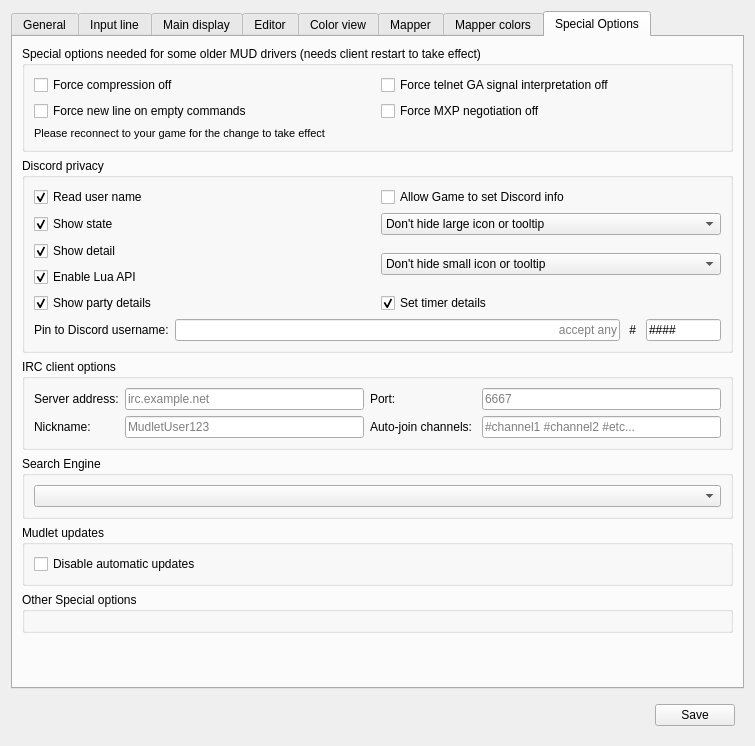
Old version of the form src/ui/profile_preferences.ui in the repository vadi2/Mudlet.
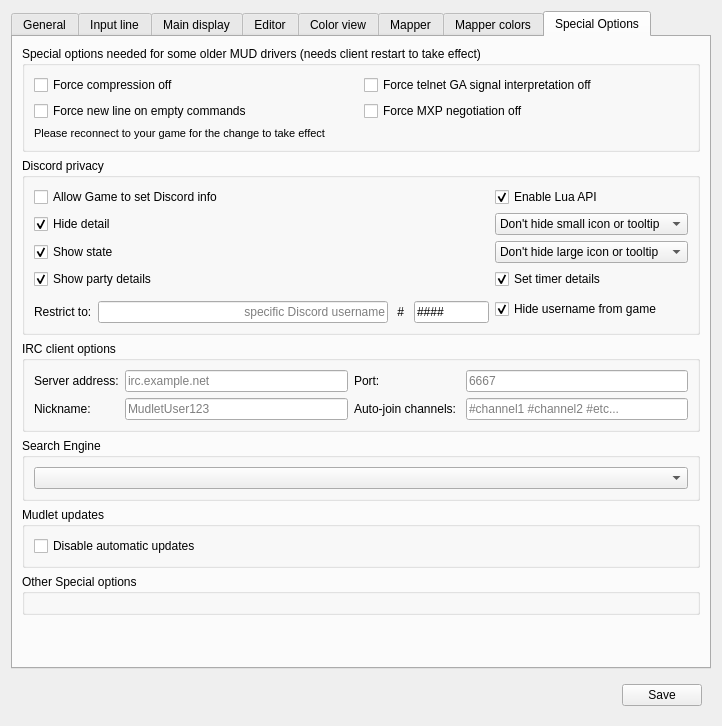
New version of the form. Icons and pictures are not drawn. Custom widgets are drawn as their Qt base class.

Commit message: Change 'show' text to more privacy-conscious 'hide'

What changed in the file:
```diff
--- a/src/ui/profile_preferences.ui
+++ b/src/ui/profile_preferences.ui
@@ -6,8 +6,8 @@
    <rect>
     <x>0</x>
     <y>0</y>
-    <width>755</width>
-    <height>746</height>
+    <width>718</width>
+    <height>726</height>
    </rect>
   </property>
   <property name="sizePolicy">
@@ -2255,7 +2255,53 @@
           <string>Discord privacy</string>
          </property>
          <layout class="QGridLayout" name="gridLayout_2">
-          <item row="6" column="0" colspan="2">
+          <item row="3" column="0">
+           <widget class="QCheckBox" name="checkBox_discordServerAccessToPartyInfo">
+            <property name="text">
+             <string>Show party details</string>
+            </property>
+            <property name="checked">
+             <bool>true</bool>
+            </property>
+           </widget>
+          </item>
+          <item row="1" column="0">
+           <widget class="QCheckBox" name="checkBox_discordServerAccessToDetail">
+            <property name="text">
+             <string>Hide detail</string>
+            </property>
+            <property name="checked">
+             <bool>true</bool>
+            </property>
+           </widget>
+          </item>
+          <item row="0" column="0">
+           <widget class="QCheckBox" name="checkBox_discordServerAccess">
+            <property name="text">
+             <string>Allow Game to set Discord info</string>
+            </property>
+           </widget>
+          </item>
+          <item row="1" column="1">
+           <widget class="QComboBox" name="comboBox_discordSmallIconPrivacy">
+            <item>
+             <property name="text">
+              <string>Don't hide small icon or tooltip</string>
+             </property>
+            </item>
+            <item>
+             <property name="text">
+              <string>Hide small icon tooltip</string>
+             </property>
+            </item>
+            <item>
+             <property name="text">
+              <string>Hide small icon and tooltip</string>
+             </property>
+            </item>
+           </widget>
+          </item>
+          <item row="5" column="0">
            <widget class="QWidget" name="widget_discordUser" native="true">
             <property name="enabled">
              <bool>true</bool>
@@ -2276,7 +2322,7 @@
              <item>
               <widget class="QLabel" name="label_discordUserName">
                <property name="text">
-                <string>Pin to Discord username:</string>
+                <string>Restrict to:</string>
                </property>
               </widget>
              </item>
@@ -2286,7 +2332,7 @@
                 <set>Qt::AlignRight|Qt::AlignTrailing|Qt::AlignVCenter</set>
                </property>
                <property name="placeholderText">
-                <string>accept any</string>
+                <string>specific Discord username</string>
                </property>
                <property name="clearButtonEnabled">
                 <bool>true</bool>
@@ -2325,27 +2371,7 @@
             </layout>
            </widget>
           </item>
-          <item row="2" column="0">
-           <widget class="QCheckBox" name="checkBox_discordServerAccessToDetail">
-            <property name="text">
-             <string>Show detail</string>
-            </property>
-            <property name="checked">
-             <bool>true</bool>
-            </property>
-           </widget>
-          </item>
-          <item row="4" column="1">
-           <widget class="QCheckBox" name="checkBox_discordServerAccessToTimerInfo">
-            <property name="text">
-             <string>Set timer details</string>
-            </property>
-            <property name="checked">
-             <bool>true</bool>
-            </property>
-           </widget>
-          </item>
-          <item row="3" column="0">
+          <item row="0" column="1">
            <widget class="QCheckBox" name="checkBox_discordLuaAPI">
             <property name="text">
              <string>Enable Lua API</string>
@@ -2355,36 +2381,30 @@
             </property>
            </widget>
           </item>
-          <item row="2" column="1" rowspan="2">
-           <widget class="QComboBox" name="comboBox_discordSmallIconPrivacy">
-            <item>
-             <property name="text">
-              <string>Don't hide small icon or tooltip</string>
-             </property>
-            </item>
-            <item>
-             <property name="text">
-              <string>Hide small icon tooltip</string>
-             </property>
-            </item>
-            <item>
-             <property name="text">
-              <string>Hide small icon and tooltip</string>
-             </property>
-            </item>
+          <item row="3" column="1">
+           <widget class="QCheckBox" name="checkBox_discordServerAccessToTimerInfo">
+            <property name="text">
+             <string>Set timer details</string>
+            </property>
+            <property name="checked">
+             <bool>true</bool>
+            </property>
            </widget>
           </item>
-          <item row="4" column="0">
-           <widget class="QCheckBox" name="checkBox_discordServerAccessToPartyInfo">
+          <item row="4" column="1" rowspan="2">
+           <widget class="QCheckBox" name="checkBox_discordServerAccessToUserName">
+            <property name="toolTip">
+             <string>Hide Discord username from the game</string>
+            </property>
             <property name="text">
-             <string>Show party details</string>
+             <string>Hide username from game</string>
             </property>
             <property name="checked">
              <bool>true</bool>
             </property>
            </widget>
           </item>
-          <item row="1" column="1">
+          <item row="2" column="1">
            <widget class="QComboBox" name="comboBox_discordLargeIconPrivacy">
             <item>
              <property name="text">
@@ -2403,17 +2423,7 @@
             </item>
            </widget>
           </item>
-          <item row="0" column="0">
-           <widget class="QCheckBox" name="checkBox_discordServerAccessToUserName">
-            <property name="text">
-             <string>Read user name</string>
-            </property>
-            <property name="checked">
-             <bool>true</bool>
-            </property>
-           </widget>
-          </item>
-          <item row="1" column="0">
+          <item row="2" column="0">
            <widget class="QCheckBox" name="checkBox_discordServerAccessToState">
             <property name="text">
              <string>Show state</string>
@@ -2423,13 +2433,6 @@
             </property>
            </widget>
           </item>
-          <item row="0" column="1">
-           <widget class="QCheckBox" name="checkBox_discordServerAccess">
-            <property name="text">
-             <string>Allow Game to set Discord info</string>
-            </property>
-           </widget>
-          </item>
          </layout>
         </widget>
        </item>
```
The commit also changes 1 other file.
